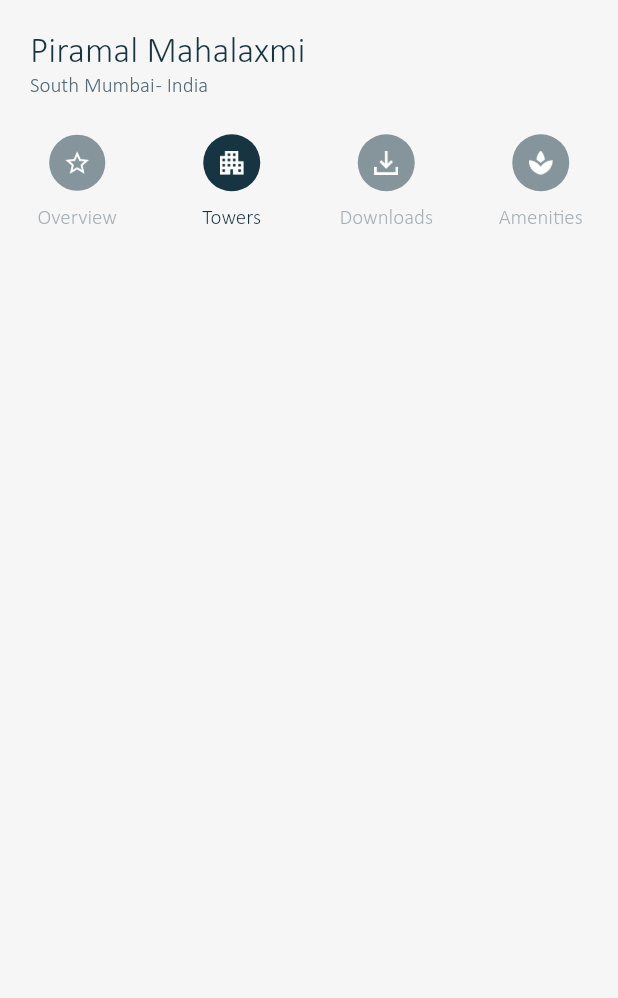
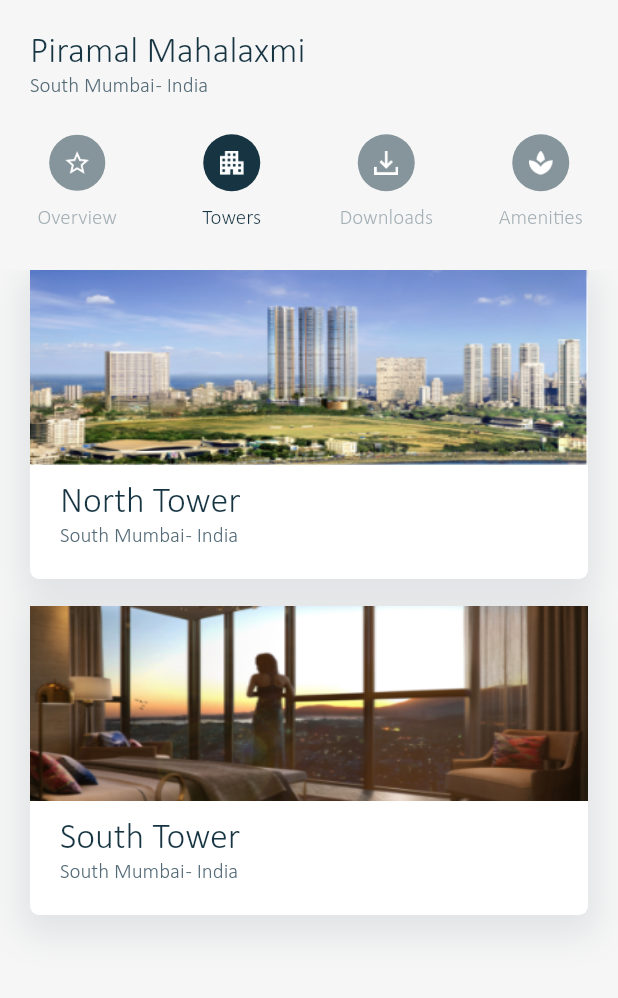
Before and after one commit to pratikKataria/piramal_cp, a Flutter app: the screen it shows after launch, tab 2 chosen, on a phone screen of 412 x 824 dp, the part 84-1082 px from its top. Run offline on Flutter 3.47's test engine with Material 2 defaults, Android fonts, the phone set to English and light mode, and no system bars; our stand-ins replace connectivity, fluttertoast, logger, progress_dialog, shared_preferences; project files that could hold a hidden picture were left out.

Commit message:
➕ Tower UI design created

```diff
--- a/lib/ui/projectsFlo/projectDetail/pages/project_detail_towers_page.dart
+++ b/lib/ui/projectsFlo/projectDetail/pages/project_detail_towers_page.dart
@@ -1,10 +1,104 @@
 import 'package:flutter/material.dart';
+import 'package:piramal_channel_partner/res/AppColors.dart';
+import 'package:piramal_channel_partner/res/Fonts.dart';
+import 'package:piramal_channel_partner/res/Images.dart';
+import 'package:piramal_channel_partner/utils/Utility.dart';
 
 class ProjectDetailTowerPage extends StatelessWidget {
   const ProjectDetailTowerPage({Key key}) : super(key: key);
 
   @override
   Widget build(BuildContext context) {
-    return Container();
+    return Container(
+      margin: EdgeInsets.symmetric(horizontal: 20.0),
+      child: ListView(
+        children: [
+          Container(
+            margin: EdgeInsets.only(bottom: 18.0),
+            decoration: BoxDecoration(
+              color: AppColors.white,
+              borderRadius: BorderRadius.circular(6.0),
+              boxShadow: [
+                BoxShadow(
+                  // box-shadow: 0px 10px 30px 0px #0000000D;
+                  color: AppColors.colorSecondary.withOpacity(0.1),
+                  blurRadius: 20.0,
+                  spreadRadius: 5.0,
+                  offset: Offset(0, 8),
+                ),
+              ],
+            ),
+            child: Column(
+              crossAxisAlignment: CrossAxisAlignment.start,
+              mainAxisAlignment: MainAxisAlignment.spaceEvenly,
+              children: [
+                Container(
+                  height: 130.0,
+                  decoration: BoxDecoration(
+                      image: DecorationImage(
+                        image: AssetImage(Images.kImgEventPlaceholder1),
+                        fit: BoxFit.fill,
+                      )),
+                ),
+                Padding(
+                  padding: const EdgeInsets.symmetric(horizontal: 20.0, vertical: 10.0),
+                  child: Column(
+                    mainAxisAlignment: MainAxisAlignment.spaceBetween,
+                    crossAxisAlignment: CrossAxisAlignment.start,
+                    children: [
+                      Text("North Tower", style: textStyle24px500w),
+                      Text("South Mumbai - India", style: textStyleSubText14px500w),
+                    ],
+                  ),
+                ),
+                verticalSpace(10.0),
+              ],
+            ),
+          ),
+          Container(
+            margin: EdgeInsets.only(bottom: 18.0),
+            decoration: BoxDecoration(
+              color: AppColors.white,
+              borderRadius: BorderRadius.circular(6.0),
+              boxShadow: [
+                BoxShadow(
+                  // box-shadow: 0px 10px 30px 0px #0000000D;
+                  color: AppColors.colorSecondary.withOpacity(0.1),
+                  blurRadius: 20.0,
+                  spreadRadius: 5.0,
+                  offset: Offset(0, 8),
+                ),
+              ],
+            ),
+            child: Column(
+              crossAxisAlignment: CrossAxisAlignment.start,
+              mainAxisAlignment: MainAxisAlignment.spaceEvenly,
+              children: [
+                Container(
+                  height: 130.0,
+                  decoration: BoxDecoration(
+                      image: DecorationImage(
+                        image: AssetImage(Images.kImgEventPlaceholder),
+                        fit: BoxFit.fill,
+                      )),
+                ),
+                Padding(
+                  padding: const EdgeInsets.symmetric(horizontal: 20.0, vertical: 10.0),
+                  child: Column(
+                    mainAxisAlignment: MainAxisAlignment.spaceBetween,
+                    crossAxisAlignment: CrossAxisAlignment.start,
+                    children: [
+                      Text("South Tower", style: textStyle24px500w),
+                      Text("South Mumbai - India", style: textStyleSubText14px500w),
+                    ],
+                  ),
+                ),
+                verticalSpace(10.0),
+              ],
+            ),
+          ),
+        ],
+      ),
+    );
   }
 }
```
